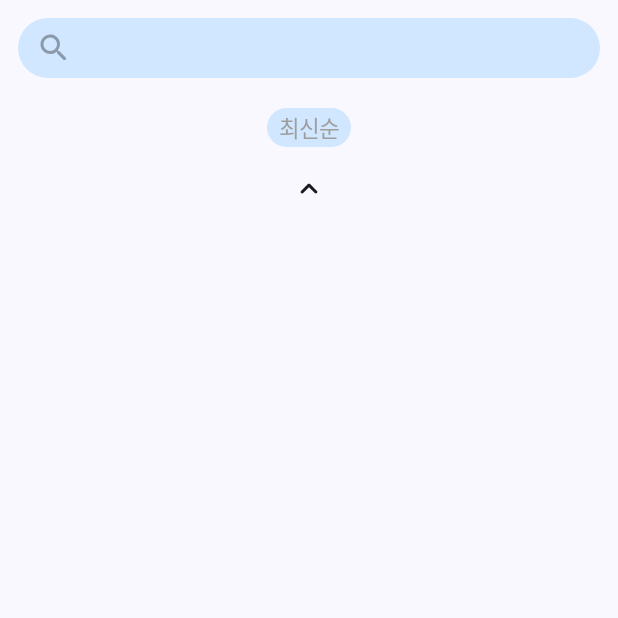
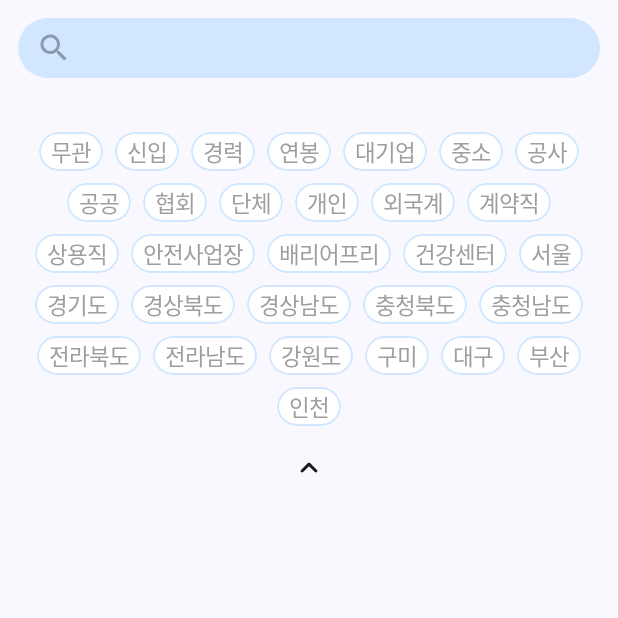
Before and after one commit to whale2023/job-recommendation-android, an Android app built with Jetpack Compose: the composable FilterScreen shown on its own in the app's theme, on a phone screen of 412 x 824 dp, the top half of it. Run offline under Robolectric (Android 15) with nearby library versions, the phone set to English and light mode, and no system bars; our stand-ins replace Dagger/Hilt's generated code, livedata-compose; Roboto replaces fonts that are not available here.

Commit message:
feat: tag filter, sort 검색 추가

```diff
--- a/presentation/src/main/java/kgb/plum/presentation/model/TagType.kt
+++ b/presentation/src/main/java/kgb/plum/presentation/model/TagType.kt
@@ -1,15 +1,100 @@
 package kgb.plum.presentation.model
 
 enum class TagType {
-  NEWEST {
-    override fun toString(): String = "최신순"
+  NONE {
+    override fun toString(): String = "무관"
+  },
+  ENTRY {
+    override fun toString(): String = "신입"
+  },
+  EXPERIENCED {
+    override fun toString(): String = "경력"
+  },
+  SALARY {
+    override fun toString(): String = "연봉"
+  },
+  LARGE_COMPANY {
+    override fun toString(): String = "대기업"
+  },
+  SMALL_MEDIUM_ENTERPRISE {
+    override fun toString(): String = "중소"
+  },
+  CONSTRUCTION {
+    override fun toString(): String = "공사"
+  },
+  PUBLIC {
+    override fun toString(): String = "공공"
+  },
+  ASSOCIATION {
+    override fun toString(): String = "협회"
+  },
+  ORGANIZATION {
+    override fun toString(): String = "단체"
+  },
+  INDIVIDUAL {
+    override fun toString(): String = "개인"
+  },
+  FOREIGN_COMPANY {
+    override fun toString(): String = "외국계"
+  },
+  CONTRACT_EMPLOYEE {
+    override fun toString(): String = "계약직"
+  },
+  REGULAR_EMPLOYEE {
+    override fun toString(): String = "상용직"
+  },
+  SAFE_WORKPLACE {
+    override fun toString(): String = "안전사업장"
+  },
+  BARRIER_FREE {
+    override fun toString(): String = "배리어프리"
+  },
+  HEALTH_CENTER {
+    override fun toString(): String = "건강센터"
+  },
+  SEOUL {
+    override fun toString(): String = "서울"
+  },
+  GYEONGGI_DO {
+    override fun toString(): String = "경기도"
+  },
+  GYEONGSANGBUK_DO {
+    override fun toString(): String = "경상북도"
+  },
+  GYEONGSANGNAM_DO {
+    override fun toString(): String = "경상남도"
+  },
+  CHUNGCHEONGBUK_DO {
+    override fun toString(): String = "충청북도"
+  },
+  CHUNGCHEONGNAM_DO {
+    override fun toString(): String = "충청남도"
+  },
+  JEOLLABUK_DO {
+    override fun toString(): String = "전라북도"
+  },
+  JEOLLANAM_DO {
+    override fun toString(): String = "전라남도"
+  },
+  GANGWON_DO {
+    override fun toString(): String = "강원도"
+  },
+  GUMI {
+    override fun toString(): String = "구미"
+  },
+  DAEGU {
+    override fun toString(): String = "대구"
+  },
+  BUSAN {
+    override fun toString(): String = "부산"
+  },
+  INCHEON {
+    override fun toString(): String = "인천"
   };
 
   companion object {
-    fun fromString(string: String): TagType = when (string) {
-      "최신순" -> NEWEST
-      else -> NEWEST
-    }
+    fun fromString(string: String): TagType =
+      TagType.values().find { it.toString() == string } ?: NONE
   }
 
   abstract override fun toString(): String
--- a/presentation/src/main/java/kgb/plum/presentation/ui/common/TagItem.kt
+++ b/presentation/src/main/java/kgb/plum/presentation/ui/common/TagItem.kt
@@ -2,6 +2,7 @@ package kgb.plum.presentation.ui.common
 
 import android.util.Log
 import androidx.compose.foundation.background
+import androidx.compose.foundation.border
 import androidx.compose.foundation.clickable
 import androidx.compose.foundation.layout.Box
 import androidx.compose.foundation.layout.padding
@@ -24,6 +25,7 @@ import kgb.plum.presentation.ui.theme.colors
 fun TagItem(
   modifier: Modifier = Modifier,
   backgroundColor: Color,
+  borderColor: Color = backgroundColor,
   tag: String,
   onClick: (() -> Unit)? = null
 ) {
@@ -32,7 +34,8 @@ fun TagItem(
       .wrapContentSize()
       .clip(Shapes.extraLarge)
       .background(color = backgroundColor)
-      .clickable(onClick = onClick ?: {})
+      .border(width = 1.dp, color = borderColor, shape = Shapes.extraLarge)
+      .clickable(enabled = onClick != null, onClick = onClick ?: {})
   ) {
     Text(
       text = tag,
--- a/presentation/src/main/java/kgb/plum/presentation/ui/components/RecruitScreen.kt
+++ b/presentation/src/main/java/kgb/plum/presentation/ui/components/RecruitScreen.kt
@@ -69,12 +69,12 @@ fun RecruitScreen() {
   val swipeTopRefreshState = rememberPullRefreshState(
     refreshing = isRefreshing,
     onRefresh = {
-      viewModel.refreshRecruitList()
+      viewModel.refreshRecruitList(viewModel.sortDropdownMenuController.currentValue.toQueryString())
     })
 
   LaunchedEffect(isAtBottom) {
     if (isAtBottom) {
-      viewModel.getRecruitList()
+      viewModel.getRecruitList(viewModel.sortDropdownMenuController.currentValue.toQueryString())
     }
   }
 
--- a/presentation/src/main/java/kgb/plum/presentation/ui/components/recruit/FilterScreen.kt
+++ b/presentation/src/main/java/kgb/plum/presentation/ui/components/recruit/FilterScreen.kt
@@ -1,6 +1,5 @@
 package kgb.plum.presentation.ui.components.recruit
 
-import android.util.Log
 import androidx.compose.foundation.background
 import androidx.compose.foundation.layout.Arrangement
 import androidx.compose.foundation.layout.Column
@@ -46,12 +45,32 @@ fun FilterScreen(navController: NavHostController) {
       )
       Spacer(modifier = Modifier.height(Padding.xlarge))
       FlowRow(horizontalArrangement = Arrangement.Center, modifier = Modifier.fillMaxWidth()) {
+        viewModel.filterList.filter { viewModel.selectedFilterMap[it.toString()] ?: false }
+          .forEach { it ->
+            TagItem(
+              backgroundColor = MaterialTheme.colors.background,
+              tag = it.toString(),
+              modifier = Modifier.padding(Padding.small),
+              onClick = { viewModel.updateIsFilterSelect(it.toString()) }
+            )
+          }
+      }
+      Spacer(modifier = Modifier.height(Padding.xlarge))
+      FlowRow(horizontalArrangement = Arrangement.Center, modifier = Modifier.fillMaxWidth()) {
         viewModel.filterList.forEach { it ->
-          TagItem(
+          if (viewModel.selectedFilterMap[it.toString()] == false)
+            TagItem(
+              backgroundColor = MaterialTheme.colors.surface,
+              borderColor = MaterialTheme.colors.background,
+              tag = it.toString(),
+              modifier = Modifier.padding(Padding.small),
+              onClick = { viewModel.updateIsFilterSelect(it.toString()) }
+            )
+          else TagItem(
             backgroundColor = MaterialTheme.colors.background,
             tag = it.toString(),
             modifier = Modifier.padding(Padding.small),
-            onClick = { Log.d("FilterScreen", "$it clicked") }
+            onClick = { viewModel.updateIsFilterSelect(it.toString()) }
           )
         }
       }
--- a/presentation/src/main/java/kgb/plum/presentation/viewmodel/FilterViewModel.kt
+++ b/presentation/src/main/java/kgb/plum/presentation/viewmodel/FilterViewModel.kt
@@ -1,6 +1,8 @@
 package kgb.plum.presentation.viewmodel
 
+import android.util.Log
 import androidx.compose.runtime.mutableStateListOf
+import androidx.compose.runtime.mutableStateMapOf
 import androidx.lifecycle.ViewModel
 import androidx.navigation.NavHostController
 import dagger.hilt.android.lifecycle.HiltViewModel
@@ -13,14 +15,23 @@ class FilterViewModel @Inject constructor() : ViewModel() {
   private val _filterList = mutableStateListOf<TagType>()
   val filterList: List<TagType> = _filterList
 
+  private val _selectedFilterMap = mutableStateMapOf<String, Boolean>()
+  val selectedFilterMap: Map<String, Boolean> = _selectedFilterMap
+
   val searchTextFieldController: CustomTextFieldController =
     CustomTextFieldController(::updateFilterList)
 
   private lateinit var _navController: NavHostController
 
+  init {
+    updateFilterList()
+    _filterList.map {
+      _selectedFilterMap[it.toString()] = false
+    }
+  }
+
   fun init(navController: NavHostController) {
     this._navController = navController
-    updateFilterList()
   }
 
   private fun updateFilterList() {
@@ -30,6 +41,10 @@ class FilterViewModel @Inject constructor() : ViewModel() {
     })
   }
 
+  fun updateIsFilterSelect(value: String) {
+    _selectedFilterMap[value] = !(_selectedFilterMap[value] ?: true)
+  }
+
   fun navigatePop() {
     _navController.navigateUp()
   }
```
Also changed, not shown: presentation/src/main/java/kgb/plum/presentation/model/SortType.kt (+11 -3 lines), presentation/src/main/java/kgb/plum/presentation/viewmodel/RecruitViewModel.kt (+5 -10 lines).
